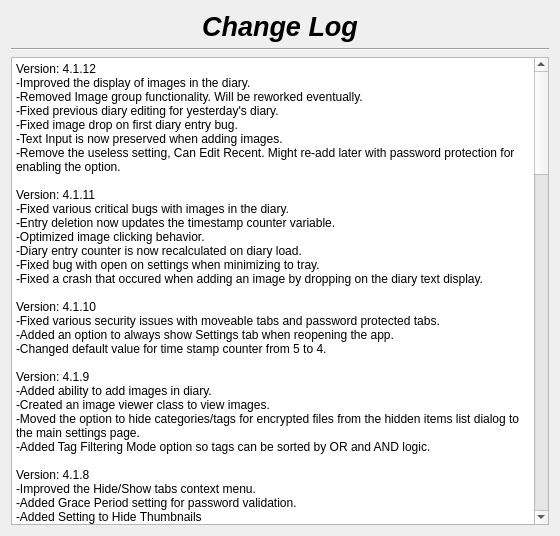
This is changelog.ui in therealMaPMaKeR/MMDiary as Qt 5 draws it before an edit. The edited form follows.
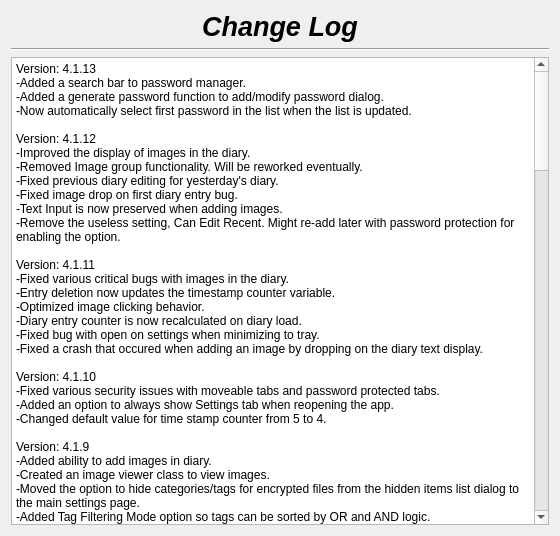
This is the edited form.

What changed in the file:
```diff
--- a/changelog.ui
+++ b/changelog.ui
@@ -55,7 +55,8 @@
 li.unchecked::marker { content: &quot;\2610&quot;; }
 li.checked::marker { content: &quot;\2612&quot;; }
 &lt;/style&gt;&lt;/head&gt;&lt;body style=&quot; font-family:'Segoe UI'; font-size:9pt; font-weight:400; font-style:normal;&quot;&gt;
-&lt;p style=&quot; margin-top:0px; margin-bottom:0px; margin-left:0px; margin-right:0px; -qt-block-indent:0; text-indent:0px;&quot;&gt;Version: 4.1.12&lt;br /&gt;-Improved the display of images in the diary.&lt;br /&gt;-Removed Image group functionality. Will be reworked eventually.&lt;/p&gt;
+&lt;p style=&quot; margin-top:0px; margin-bottom:0px; margin-left:0px; margin-right:0px; -qt-block-indent:0; text-indent:0px;&quot;&gt;Version: 4.1.13&lt;br /&gt;-Added a search bar to password manager.&lt;br /&gt;-Added a generate password function to add/modify password dialog.&lt;/p&gt;
+&lt;p style=&quot; margin-top:0px; margin-bottom:0px; margin-left:0px; margin-right:0px; -qt-block-indent:0; text-indent:0px;&quot;&gt;-Now automatically select first password in the list when the list is updated.&lt;br /&gt;&lt;br /&gt;Version: 4.1.12&lt;br /&gt;-Improved the display of images in the diary.&lt;br /&gt;-Removed Image group functionality. Will be reworked eventually.&lt;/p&gt;
 &lt;p style=&quot; margin-top:0px; margin-bottom:0px; margin-left:0px; margin-right:0px; -qt-block-indent:0; text-indent:0px;&quot;&gt;-Fixed previous diary editing for yesterday's diary.&lt;br /&gt;-Fixed image drop on first diary entry bug.&lt;/p&gt;
 &lt;p style=&quot; margin-top:0px; margin-bottom:0px; margin-left:0px; margin-right:0px; -qt-block-indent:0; text-indent:0px;&quot;&gt;-Text Input is now preserved when adding images.&lt;/p&gt;
 &lt;p style=&quot; margin-top:0px; margin-bottom:0px; margin-left:0px; margin-right:0px; -qt-block-indent:0; text-indent:0px;&quot;&gt;-Remove the useless setting, Can Edit Recent. Might re-add later with password protection for enabling the option.&lt;br /&gt;&lt;br /&gt;Version: 4.1.11&lt;br /&gt;-Fixed various critical bugs with images in the diary.&lt;/p&gt;
```
